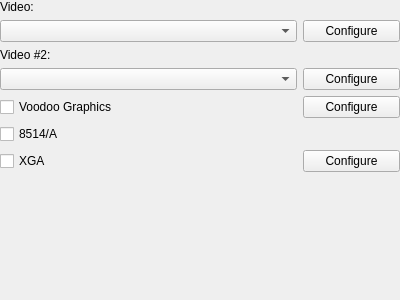
Before: the Qt Designer form src/qt/qt_settingsdisplay.ui in 86Box/86Box, drawn with Qt 5.
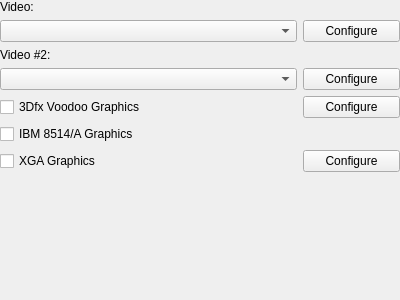
After: the same form once the commit is applied.

Patch:
```diff
--- a/src/qt/qt_settingsdisplay.ui
+++ b/src/qt/qt_settingsdisplay.ui
@@ -42,7 +42,7 @@
    <item row="6" column="0" colspan="2">
     <widget class="QCheckBox" name="checkBoxXga">
      <property name="text">
-      <string>XGA</string>
+      <string>XGA Graphics</string>
      </property>
     </widget>
    </item>
@@ -95,14 +95,14 @@
    <item row="5" column="0" colspan="2">
     <widget class="QCheckBox" name="checkBox8514">
      <property name="text">
-      <string>8514/A</string>
+      <string>IBM 8514/A Graphics</string>
      </property>
     </widget>
    </item>
    <item row="4" column="0" colspan="2">
     <widget class="QCheckBox" name="checkBoxVoodoo">
      <property name="text">
-      <string>Voodoo Graphics</string>
+      <string>3Dfx Voodoo Graphics</string>
      </property>
     </widget>
    </item>
```
